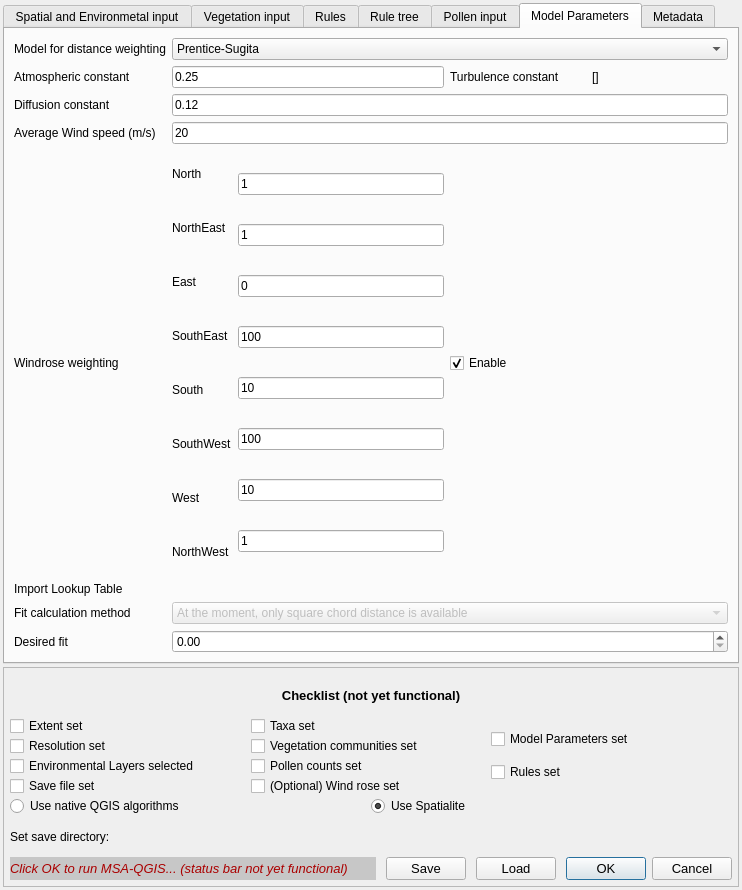
First picture: the form in MSA_QGIS_dialog_base.ui, repository ThyavdBerg/MSA-Q, before the edit.
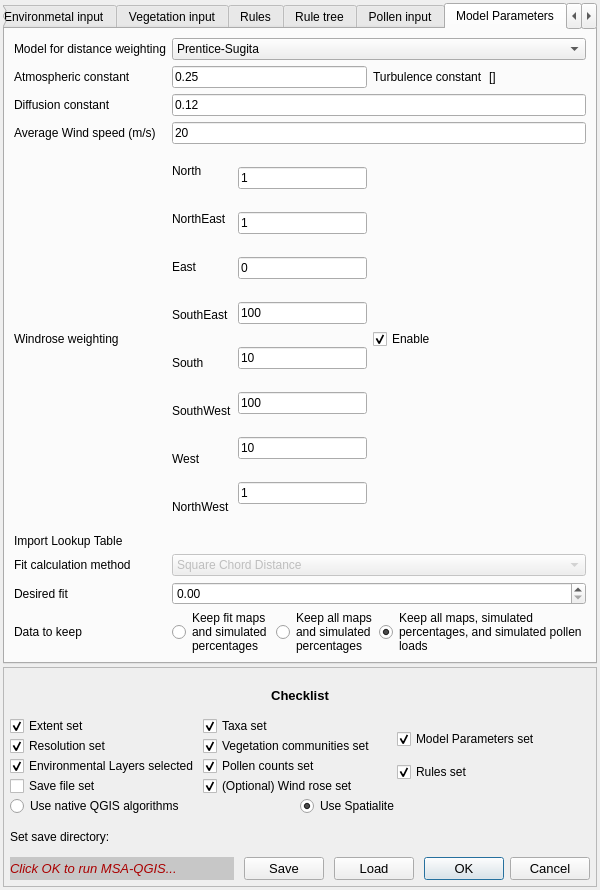
Second picture: the form after the edit. Custom widgets are drawn as their Qt base class.

Commit message: Squared chord distance can now be calculated

```diff
--- a/MSA_QGIS_dialog_base.ui
+++ b/MSA_QGIS_dialog_base.ui
@@ -9,7 +9,7 @@
    <rect>
     <x>0</x>
     <y>0</y>
-    <width>742</width>
+    <width>600</width>
     <height>890</height>
    </rect>
   </property>
@@ -60,6 +60,12 @@
        <property name="enabled">
         <bool>true</bool>
        </property>
+       <property name="sizePolicy">
+        <sizepolicy hsizetype="Expanding" vsizetype="Preferred">
+         <horstretch>0</horstretch>
+         <verstretch>0</verstretch>
+        </sizepolicy>
+       </property>
        <property name="styleSheet">
         <string notr="true">tab_rules {background-color: rgb(240, 240, 240)};</string>
        </property>
@@ -1099,7 +1105,7 @@
         <attribute name="title">
          <string>Model Parameters</string>
         </attribute>
-        <layout class="QGridLayout" name="gridLayout_4" rowstretch="0,0,0,0,0,1,0,0,0,0" columnstretch="1,2,1,1">
+        <layout class="QGridLayout" name="gridLayout_4" rowstretch="0,0,0,0,0,1,0,0,0,0,0" columnstretch="1,2,1,1">
          <item row="4" column="1" rowspan="2">
           <layout class="QHBoxLayout" name="horizontalLayout_3">
            <item>
@@ -1252,13 +1258,38 @@
            </property>
           </widget>
          </item>
-         <item row="2" column="0">
-          <widget class="QLabel" name="label_difConst_2">
+         <item row="8" column="0">
+          <widget class="QLabel" name="label_11">
+           <property name="toolTip">
+            <string>At the moment, only Square Chord Distance is available</string>
+           </property>
            <property name="text">
-            <string>Diffusion constant</string>
+            <string>Fit calculation method</string>
            </property>
           </widget>
          </item>
+         <item row="7" column="1" colspan="3">
+          <widget class="QgsFileWidget" name="mQgsFileWidget">
+           <property name="enabled">
+            <bool>false</bool>
+           </property>
+          </widget>
+         </item>
+         <item row="8" column="1" colspan="3">
+          <widget class="QComboBox" name="comboBox_fit">
+           <property name="enabled">
+            <bool>false</bool>
+           </property>
+           <property name="currentText">
+            <string>Square Chord Distance</string>
+           </property>
+           <item>
+            <property name="text">
+             <string>Square Chord Distance</string>
+            </property>
+           </item>
+          </widget>
+         </item>
          <item row="7" column="0">
           <widget class="QLabel" name="label_importLookup">
            <property name="toolTip">
@@ -1269,6 +1300,9 @@
            </property>
           </widget>
          </item>
+         <item row="9" column="1" colspan="3">
+          <widget class="QDoubleSpinBox" name="doubleSpinBox_fit"/>
+         </item>
          <item row="9" column="0">
           <widget class="QLabel" name="label_fit">
            <property name="toolTip">
@@ -1279,16 +1313,6 @@
            </property>
           </widget>
          </item>
-         <item row="9" column="1" colspan="3">
-          <widget class="QDoubleSpinBox" name="doubleSpinBox"/>
-         </item>
-         <item row="8" column="0">
-          <widget class="QLabel" name="label_11">
-           <property name="text">
-            <string>Fit calculation method</string>
-           </property>
-          </widget>
-         </item>
          <item row="3" column="1" colspan="3">
           <widget class="QLineEdit" name="lineEdit_windSpeed">
            <property name="text">
@@ -1296,26 +1320,21 @@
            </property>
           </widget>
          </item>
-         <item row="7" column="1" colspan="3">
-          <widget class="QgsFileWidget" name="mQgsFileWidget">
-           <property name="enabled">
-            <bool>false</bool>
+         <item row="2" column="0">
+          <widget class="QLabel" name="label_difConst_2">
+           <property name="text">
+            <string>Diffusion constant</string>
            </property>
           </widget>
          </item>
-         <item row="8" column="1" colspan="3">
-          <widget class="QComboBox" name="comboBox">
-           <property name="enabled">
-            <bool>false</bool>
+         <item row="10" column="0">
+          <widget class="QLabel" name="label_12">
+           <property name="toolTip">
+            <string>Keeping more data than just the fitted maps is only recommended for test runs</string>
            </property>
-           <property name="currentText">
-            <string>At the moment, only square chord distance is available</string>
+           <property name="text">
+            <string>Data to keep</string>
            </property>
-           <item>
-            <property name="text">
-             <string>At the moment, only square chord distance is available</string>
-            </property>
-           </item>
           </widget>
          </item>
          <item row="3" column="0">
@@ -1325,6 +1344,23 @@
            </property>
           </widget>
          </item>
+         <item row="0" column="0">
+          <widget class="QLabel" name="label_modelType">
+           <property name="text">
+            <string>Model for distance weighting</string>
+           </property>
+          </widget>
+         </item>
+         <item row="4" column="2" rowspan="2">
+          <widget class="QCheckBox" name="checkBox_enableWindrose">
+           <property name="text">
+            <string>Enable</string>
+           </property>
+           <property name="checked">
+            <bool>true</bool>
+           </property>
+          </widget>
+         </item>
          <item row="0" column="1" colspan="3">
           <widget class="QComboBox" name="comboBox_dispModel">
            <item>
@@ -1356,23 +1392,6 @@
            </property>
           </widget>
          </item>
-         <item row="0" column="0">
-          <widget class="QLabel" name="label_modelType">
-           <property name="text">
-            <string>Model for distance weighting</string>
-           </property>
-          </widget>
-         </item>
-         <item row="4" column="2" rowspan="2">
-          <widget class="QCheckBox" name="checkBox_enableWindrose">
-           <property name="text">
-            <string>Enable</string>
-           </property>
-           <property name="checked">
-            <bool>true</bool>
-           </property>
-          </widget>
-         </item>
          <item row="4" column="0" rowspan="2">
           <widget class="QLabel" name="label">
            <property name="text">
@@ -1380,6 +1399,103 @@
            </property>
           </widget>
          </item>
+         <item row="10" column="1" colspan="3">
+          <layout class="QHBoxLayout" name="horizontalLayout_4">
+           <item>
+            <layout class="QHBoxLayout" name="horizontalLayout_5" stretch="0,1">
+             <item>
+              <widget class="QRadioButton" name="radioButton_keepFitted">
+               <property name="sizePolicy">
+                <sizepolicy hsizetype="Minimum" vsizetype="Expanding">
+                 <horstretch>0</horstretch>
+                 <verstretch>0</verstretch>
+                </sizepolicy>
+               </property>
+               <property name="text">
+                <string/>
+               </property>
+              </widget>
+             </item>
+             <item>
+              <widget class="QLabel" name="label_13">
+               <property name="text">
+                <string>Keep fit maps and simulated percentages</string>
+               </property>
+               <property name="wordWrap">
+                <bool>true</bool>
+               </property>
+              </widget>
+             </item>
+            </layout>
+           </item>
+           <item>
+            <layout class="QHBoxLayout" name="horizontalLayout_11" stretch="0,1">
+             <property name="sizeConstraint">
+              <enum>QLayout::SetDefaultConstraint</enum>
+             </property>
+             <item>
+              <widget class="QRadioButton" name="radioButton_keepTwo">
+               <property name="sizePolicy">
+                <sizepolicy hsizetype="Minimum" vsizetype="Expanding">
+                 <horstretch>0</horstretch>
+                 <verstretch>0</verstretch>
+                </sizepolicy>
+               </property>
+               <property name="text">
+                <string/>
+               </property>
+               <property name="checked">
+                <bool>false</bool>
+               </property>
+              </widget>
+             </item>
+             <item>
+              <widget class="QLabel" name="label_15">
+               <property name="text">
+                <string>Keep all maps and simulated percentages</string>
+               </property>
+               <property name="alignment">
+                <set>Qt::AlignLeading|Qt::AlignLeft|Qt::AlignVCenter</set>
+               </property>
+               <property name="wordWrap">
+                <bool>true</bool>
+               </property>
+              </widget>
+             </item>
+            </layout>
+           </item>
+           <item>
+            <layout class="QHBoxLayout" name="horizontalLayout_10" stretch="0,1">
+             <item>
+              <widget class="QRadioButton" name="radioButton_keepAll">
+               <property name="sizePolicy">
+                <sizepolicy hsizetype="Minimum" vsizetype="Expanding">
+                 <horstretch>0</horstretch>
+                 <verstretch>0</verstretch>
+                </sizepolicy>
+               </property>
+               <property name="text">
+                <string/>
+               </property>
+               <property name="checked">
+                <bool>true</bool>
+               </property>
+              </widget>
+             </item>
+             <item>
+              <widget class="QLabel" name="label_14">
+               <property name="text">
+                <string>Keep all maps, simulated percentages, and simulated pollen loads</string>
+               </property>
+               <property name="wordWrap">
+                <bool>true</bool>
+               </property>
+              </widget>
+             </item>
+            </layout>
+           </item>
+          </layout>
+         </item>
         </layout>
        </widget>
        <widget class="QWidget" name="tab_metadata">
@@ -1407,8 +1523,8 @@
        <rect>
         <x>0</x>
         <y>0</y>
-        <width>794</width>
-        <height>242</height>
+        <width>592</width>
+        <height>218</height>
        </rect>
       </property>
       <layout class="QHBoxLayout" name="horizontalLayout_20" stretch="0">
@@ -1451,7 +1567,7 @@
             </font>
            </property>
            <property name="text">
-            <string>Checklist (not yet functional)</string>
+            <string>Checklist</string>
            </property>
            <property name="alignment">
             <set>Qt::AlignCenter</set>
@@ -1467,6 +1583,9 @@
                <property name="text">
                 <string>Extent set</string>
                </property>
+               <property name="checked">
+                <bool>true</bool>
+               </property>
               </widget>
              </item>
              <item>
@@ -1474,6 +1593,9 @@
                <property name="text">
                 <string>Resolution set</string>
                </property>
+               <property name="checked">
+                <bool>true</bool>
+               </property>
               </widget>
              </item>
              <item>
@@ -1481,6 +1603,9 @@
                <property name="text">
                 <string>Environmental Layers selected</string>
                </property>
+               <property name="checked">
+                <bool>true</bool>
+               </property>
               </widget>
              </item>
              <item>
@@ -1499,6 +1624,9 @@
                <property name="text">
                 <string>Taxa set</string>
                </property>
+               <property name="checked">
+                <bool>true</bool>
+               </property>
               </widget>
              </item>
              <item>
@@ -1506,6 +1634,9 @@
                <property name="text">
                 <string>Vegetation communities set</string>
                </property>
+               <property name="checked">
+                <bool>true</bool>
+               </property>
               </widget>
              </item>
              <item>
@@ -1513,6 +1644,9 @@
                <property name="text">
                 <string>Pollen counts set</string>
                </property>
+               <property name="checked">
+                <bool>true</bool>
+               </property>
               </widget>
              </item>
              <item>
@@ -1520,6 +1654,9 @@
                <property name="text">
                 <string>(Optional) Wind rose set</string>
                </property>
+               <property name="checked">
+                <bool>true</bool>
+               </property>
               </widget>
              </item>
             </layout>
@@ -1531,6 +1668,9 @@
                <property name="text">
                 <string>Model Parameters set</string>
                </property>
+               <property name="checked">
+                <bool>true</bool>
+               </property>
               </widget>
              </item>
              <item>
@@ -1538,6 +1678,9 @@
                <property name="text">
                 <string>Rules set</string>
                </property>
+               <property name="checked">
+                <bool>true</bool>
+               </property>
               </widget>
              </item>
             </layout>
@@ -1620,7 +1763,7 @@
 background-color: rgb(199, 199, 199);</string>
              </property>
              <property name="text">
-              <string>Click OK to run MSA-QGIS... (status bar not yet functional)</string>
+              <string>Click OK to run MSA-QGIS...</string>
              </property>
             </widget>
            </item>
```
Left out of the diff: 20 changed lines with no effect on the pictures. The commit also changes 2 other files.
